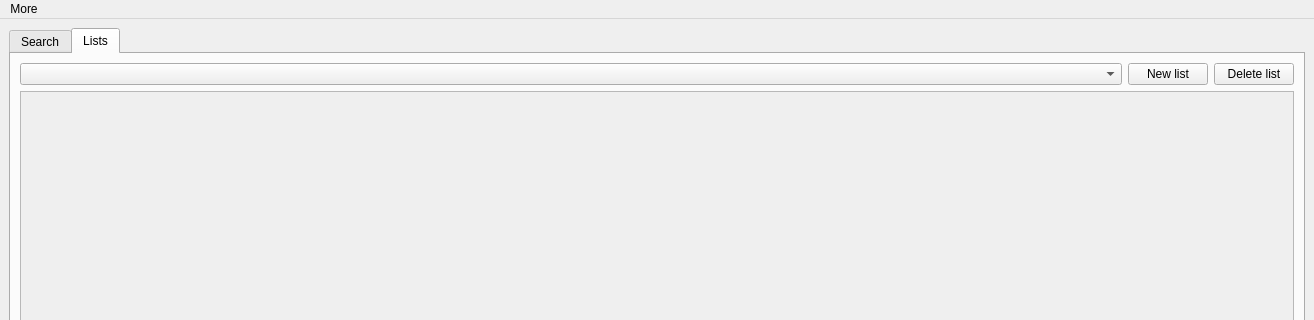
Before: the Qt Designer form source/AnimeHub.ui in VynDev/Anime-Hub, drawn with Qt 5; both pictures show x 0 to 1314 and y 0 to 320 of the 1314 by 889 pixel window.
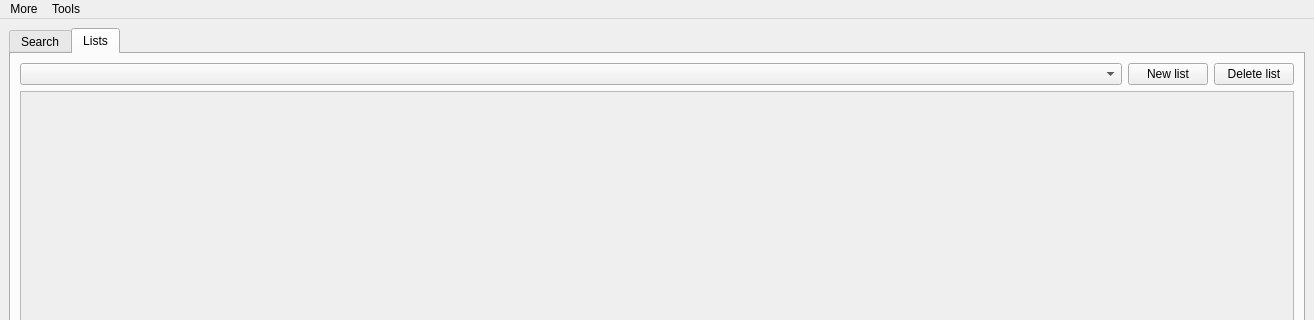
After: the same form once the commit is applied.

Diff of the .ui file:
```diff
--- a/source/AnimeHub.ui
+++ b/source/AnimeHub.ui
@@ -152,7 +152,14 @@
     <addaction name="actionSettings"/>
     <addaction name="actionAbout"/>
    </widget>
+   <widget class="QMenu" name="menuTools">
+    <property name="title">
+     <string>Tools</string>
+    </property>
+    <addaction name="actionImport_from_Anilist"/>
+   </widget>
    <addaction name="menuSettings"/>
+   <addaction name="menuTools"/>
   </widget>
   <action name="actionCredits">
    <property name="text">
```
Left out of the diff: 5 changed lines with no effect on the pictures.
